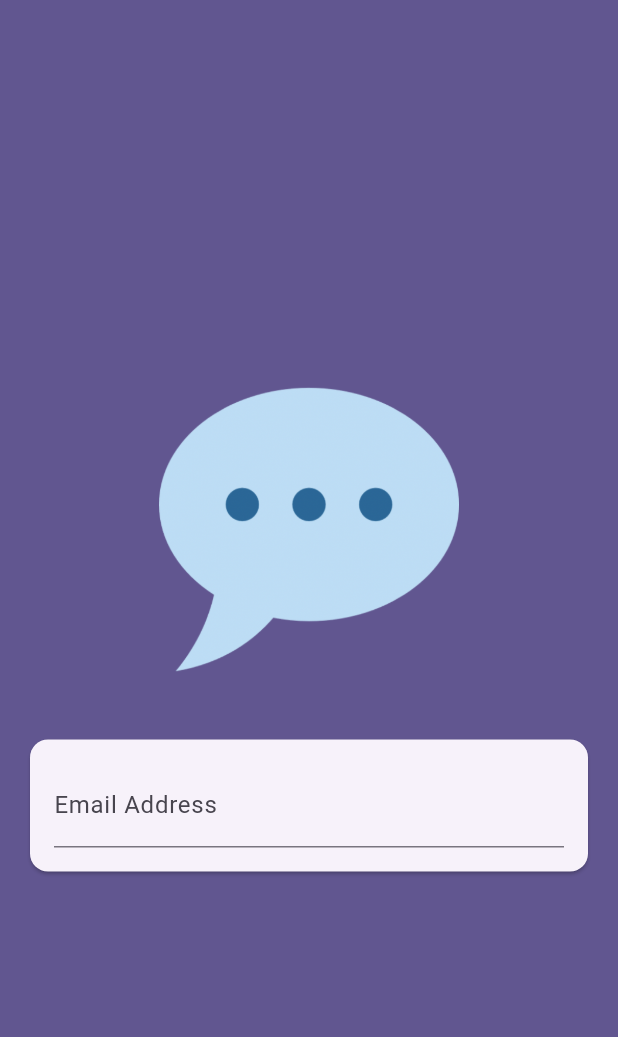
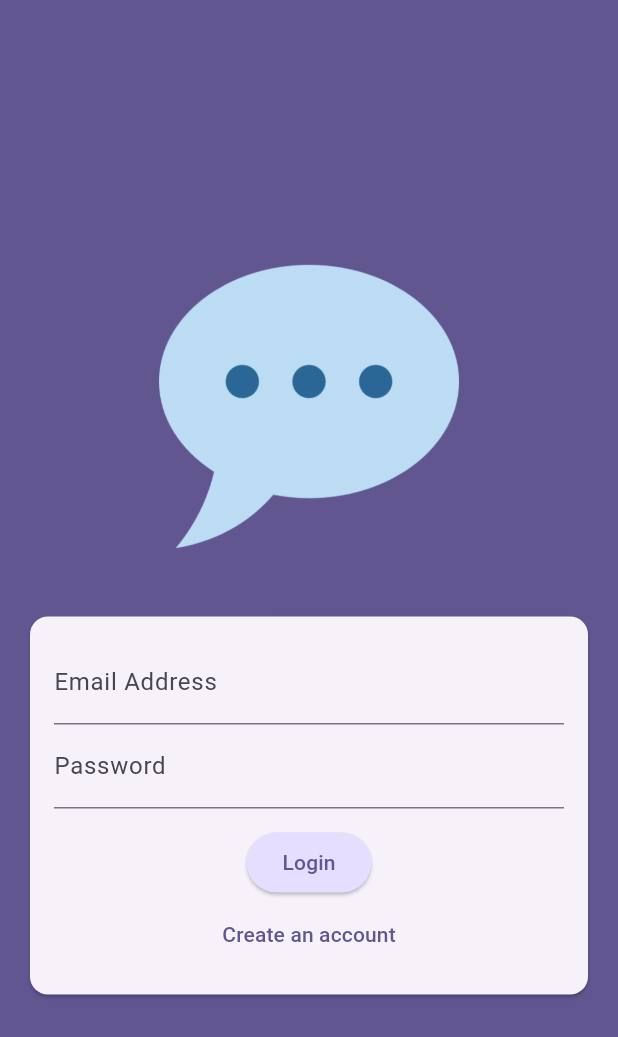
Before and after one commit to Sandipshrestha1/chat_app, a Flutter app: the screen it shows after launch, on a phone screen of 412 x 824 dp. Shown: the top 1037 px of the screen. Run offline on Flutter 3.47's test engine with Material 3 defaults, Android fonts, the phone set to English and light mode, and no system bars.

Commit message:
validating user input

```diff
--- a/lib/screens/auth.dart
+++ b/lib/screens/auth.dart
@@ -9,6 +9,22 @@ class AuthScreen extends StatefulWidget {
 }
 
 class _AuthScreenState extends State<AuthScreen> {
+  final _form = GlobalKey<FormState>();
+
+  var _isLogin = true;
+  var _enteredEmail = '';
+  var _enteredPassword = '';
+
+  void _submit() {
+    final isValid = _form.currentState!.validate();
+    if (isValid) {
+      _form.currentState!.save();
+
+      print(_enteredEmail);
+      print(_enteredPassword);
+    }
+  }
+
   @override
   Widget build(BuildContext context) {
     return Scaffold(
@@ -33,11 +49,64 @@ class _AuthScreenState extends State<AuthScreen> {
                   child: Padding(
                     padding: const EdgeInsets.all(16),
                     child: Form(
+                      key: _form,
                       child: Column(
                         children: [
                           TextFormField(
-                            decoration:
-                                InputDecoration(labelText: 'Email Address'),
+                              decoration: InputDecoration(
+                                labelText: 'Email Address',
+                              ),
+                              keyboardType: TextInputType.emailAddress,
+                              autocorrect: false,
+                              textCapitalization: TextCapitalization.none,
+                              validator: (value) {
+                                if (value == null ||
+                                    value.trim().isEmpty ||
+                                    !value.contains("@")) {
+                                  return " Please enter a valid email address";
+                                }
+                                return null;
+                              },
+                              onSaved: (value) {
+                                _enteredEmail = value!;
+                              }),
+                          TextFormField(
+                              decoration: InputDecoration(
+                                labelText: "Password",
+                              ),
+                              obscureText: true,
+                              validator: (value) {
+                                if (value == null || value.trim().length < 6) {
+                                  return "Password must be at least 6 character long";
+                                }
+                                return null;
+                              },
+                              onSaved: (value) {
+                                _enteredPassword = value!;
+                              }),
+                          const SizedBox(
+                            height: 12,
+                          ),
+                          ElevatedButton(
+                            onPressed: _submit,
+                            style: ElevatedButton.styleFrom(
+                              backgroundColor: Theme.of(context)
+                                  .colorScheme
+                                  .primaryContainer,
+                            ),
+                            child: Text(_isLogin ? 'Login' : "Signup"),
+                          ),
+                          TextButton(
+                            onPressed: () {
+                              setState(() {
+                                _isLogin = !_isLogin;
+                              });
+                            },
+                            child: Text(
+                              _isLogin
+                                  ? "Create an account"
+                                  : "I already have an account. Login.",
+                            ),
                           ),
                         ],
                       ),
```
Also changed, not shown: 1 other file.
